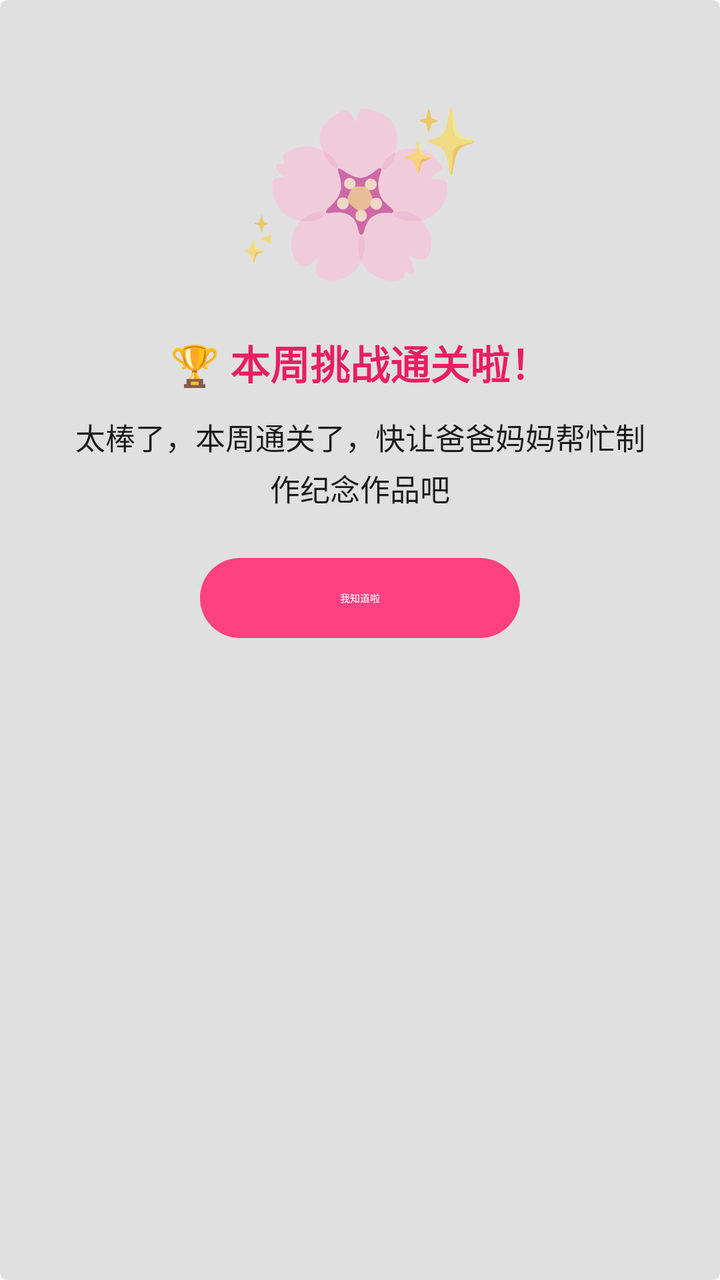
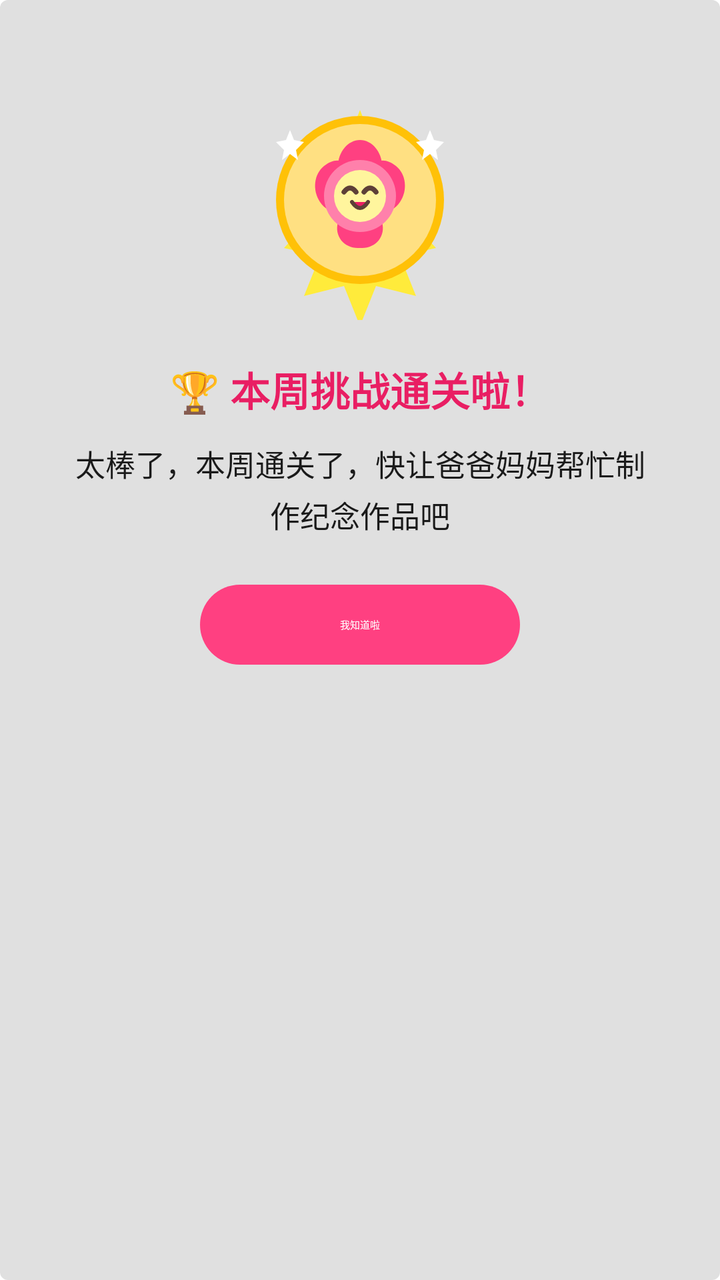

Before-and-after screenshots of an Android layout around one commit, followed by the original layout XML and the change that was made.
<!-- AndroidManifest.xml: application theme Theme.JustNow -->
<!-- res/layout/dialog_congrats.xml -->
<?xml version="1.0" encoding="utf-8"?>
<LinearLayout xmlns:android="http://schemas.android.com/apk/res/android"
    xmlns:app="http://schemas.android.com/apk/res-auto"
    android:layout_width="320dp"
    android:layout_height="wrap_content"
    android:orientation="vertical"
    android:gravity="center_horizontal"
    android:padding="24dp"
    android:background="@drawable/badge_bg"> 

    
    <RelativeLayout
        android:layout_width="wrap_content"
        android:layout_height="wrap_content"
        android:layout_marginTop="16dp"
        android:layout_marginBottom="20dp">

        <TextView
            android:id="@+id/tv_congrats_flower"
            android:layout_width="wrap_content"
            android:layout_height="wrap_content"
            android:text="🌸"
            android:textSize="80sp"
            android:layout_centerInParent="true" />

        <TextView
            android:layout_width="wrap_content"
            android:layout_height="wrap_content"
            android:text="✨"
            android:textSize="32sp"
            android:layout_toEndOf="@id/tv_congrats_flower"
            android:layout_alignTop="@id/tv_congrats_flower"
            android:layout_marginStart="-20dp"
            android:layout_marginTop="8dp" />

        <TextView
            android:layout_width="wrap_content"
            android:layout_height="wrap_content"
            android:text="✨"
            android:textSize="24sp"
            android:layout_toStartOf="@id/tv_congrats_flower"
            android:layout_alignBottom="@id/tv_congrats_flower"
            android:layout_marginEnd="-16dp"
            android:layout_marginBottom="12dp" />

    </RelativeLayout>

    <TextView
        android:layout_width="wrap_content"
        android:layout_height="wrap_content"
        android:text="🏆 本周挑战通关啦！"
        android:textSize="20sp"
        android:textStyle="bold"
        android:textColor="#E91E63"
        android:layout_marginBottom="12dp" />

    
    <TextView
        android:layout_width="match_parent"
        android:layout_height="wrap_content"
        android:text="太棒了，本周通关了，快让爸爸妈妈帮忙制作纪念作品吧"
        android:textSize="15sp"
        android:textColor="@color/text_primary"
        android:gravity="center"
        android:lineSpacingExtra="4dp"
        android:layout_marginBottom="24dp"
        android:paddingHorizontal="8dp" />

    <com.google.android.material.button.MaterialButton
        android:id="@+id/btn_congrats_ok"
        style="@style/Widget.Material3.Button"
        android:layout_width="160dp"
        android:layout_height="40dp"
        android:minWidth="0dp"
        android:minHeight="0dp"
        android:text="我知道啦"
        android:textColor="@android:color/white"
        app:backgroundTint="#FF4081"
        app:cornerRadius="20dp"
        android:insetTop="0dp"
        android:insetBottom="0dp" />

</LinearLayout>
<!-- resources referenced by this layout -->
<resources>
  <color name="text_primary">#1A1A1A</color>
  <!-- drawable badge_bg (drawable) -->
  <?xml version="1.0" encoding="utf-8"?>
  <shape xmlns:android="http://schemas.android.com/apk/res/android"
      android:shape="rectangle">
      <corners android:radius="4dp" />
      <solid android:color="@color/badge_background" />
  </shape>
  <style name="Theme.JustNow" parent="Theme.MaterialComponents.DayNight.NoActionBar">
          
          <item name="colorPrimary">@color/purple_500</item>
          <item name="colorPrimaryVariant">@color/purple_700</item>
          <item name="colorOnPrimary">@color/white</item>
          
          <item name="colorSecondary">@color/teal_200</item>
          <item name="colorSecondaryVariant">@color/teal_700</item>
          <item name="colorOnSecondary">@color/black</item>
          
          
          <item name="popupTheme">@style/ThemeOverlay.MaterialComponents.Light</item>
          <item name="alertDialogTheme">@style/ThemeOverlay.JustNow.AlertDialog</item>
      </style>
  <color name="badge_background">#E0E0E0</color>
  <color name="purple_500">#FF6200EE</color>
  <color name="purple_700">#FF3700B3</color>
  <color name="white">#FFFFFFFF</color>
  <color name="teal_200">#FF03DAC5</color>
  <color name="teal_700">#FF018786</color>
  <color name="black">#FF000000</color>
  <style name="TextAppearance.JustNow.Dialog.Title" parent="TextAppearance.JustNow.Title">
          <item name="android:textColor">@color/text_primary</item>
      </style>
  <color name="text_secondary">#757575</color>
  <style name="TextAppearance.JustNow.Dialog.Body" parent="TextAppearance.JustNow.Body">
          <item name="android:textColor">@color/text_primary</item>
      </style>
  <style name="Widget.JustNow.Dialog.Button" parent="Widget.MaterialComponents.Button.TextButton.Dialog">
          <item name="android:textAppearance">@style/TextAppearance.JustNow.Dialog.Button</item>
          <item name="android:textColor">@color/dialog_primary_action_text</item>
          <item name="textAllCaps">false</item>
      </style>
  <style name="Widget.JustNow.Dialog.Button.Secondary" parent="Widget.MaterialComponents.Button.TextButton.Dialog">
          <item name="android:textAppearance">@style/TextAppearance.JustNow.Dialog.Button.Secondary</item>
          <item name="android:textColor">@color/dialog_action_text</item>
          <item name="textAllCaps">false</item>
      </style>
  <style name="TextAppearance.JustNow.Title" parent="TextAppearance.MaterialComponents.Headline6">
          <item name="android:textSize">@dimen/text_size_title</item>
      </style>
  <style name="TextAppearance.JustNow.Body" parent="TextAppearance.MaterialComponents.Subtitle1">
          <item name="android:textSize">@dimen/text_size_body</item>
      </style>
  <style name="TextAppearance.JustNow.Dialog.Button" parent="TextAppearance.JustNow.Body">
          <item name="android:textColor">@color/dialog_primary_action_text</item>
      </style>
  <style name="TextAppearance.JustNow.Dialog.Button.Secondary" parent="TextAppearance.JustNow.Body">
          <item name="android:textColor">@color/dialog_action_text</item>
      </style>
  <dimen name="text_size_title">22sp</dimen>
  <dimen name="text_size_body">18sp</dimen>
  <!-- unchanged entries left out for length: 1 -->
</resources>

<!-- the commit's change to res/layout/dialog_congrats.xml (unified diff, before → after) -->
@@ -9,41 +9,14 @@
     android:background="@drawable/badge_bg"> 
 
     
-    <RelativeLayout
-        android:layout_width="wrap_content"
-        android:layout_height="wrap_content"
+    <ImageView
+        android:id="@+id/iv_congrats_badge"
+        android:layout_width="120dp"
+        android:layout_height="120dp"
         android:layout_marginTop="16dp"
-        android:layout_marginBottom="20dp">
-
-        <TextView
-            android:id="@+id/tv_congrats_flower"
-            android:layout_width="wrap_content"
-            android:layout_height="wrap_content"
-            android:text="🌸"
-            android:textSize="80sp"
-            android:layout_centerInParent="true" />
-
-        <TextView
-            android:layout_width="wrap_content"
-            android:layout_height="wrap_content"
-            android:text="✨"
-            android:textSize="32sp"
-            android:layout_toEndOf="@id/tv_congrats_flower"
-            android:layout_alignTop="@id/tv_congrats_flower"
-            android:layout_marginStart="-20dp"
-            android:layout_marginTop="8dp" />
-
-        <TextView
-            android:layout_width="wrap_content"
-            android:layout_height="wrap_content"
-            android:text="✨"
-            android:textSize="24sp"
-            android:layout_toStartOf="@id/tv_congrats_flower"
-            android:layout_alignBottom="@id/tv_congrats_flower"
-            android:layout_marginEnd="-16dp"
-            android:layout_marginBottom="12dp" />
-
-    </RelativeLayout>
+        android:layout_marginBottom="20dp"
+        android:src="@drawable/ic_congrats_badge"
+        android:contentDescription="通关勋章" />
 
     <TextView
         android:layout_width="wrap_content"
<!-- resource entries referenced after the edit -->
@@ -8,6 +8,7 @@
       <corners android:radius="4dp" />
       <solid android:color="@color/badge_background" />
   </shape>
+  <!-- drawable ic_congrats_badge: vector/xml drawable (drawable, 2717 chars, omitted) -->
   <style name="Theme.JustNow" parent="Theme.MaterialComponents.DayNight.NoActionBar">
           
           <item name="colorPrimary">@color/purple_500</item>
